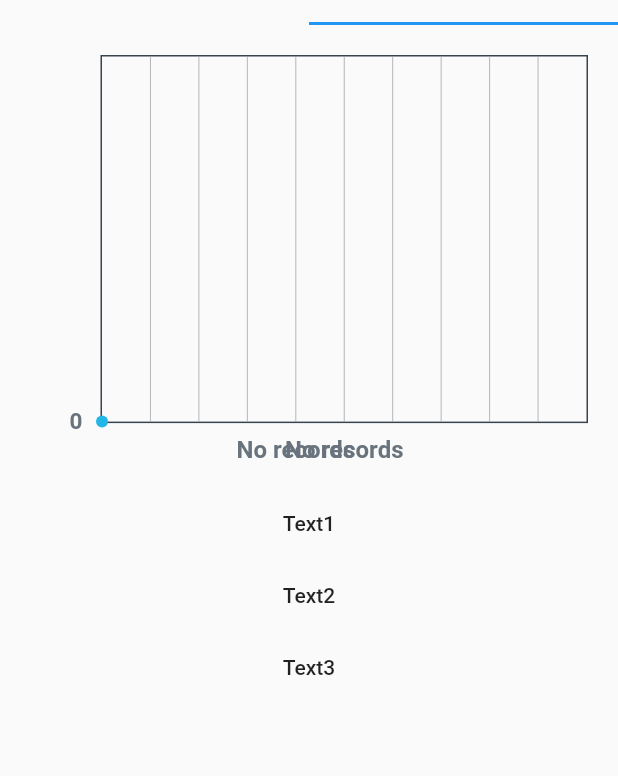
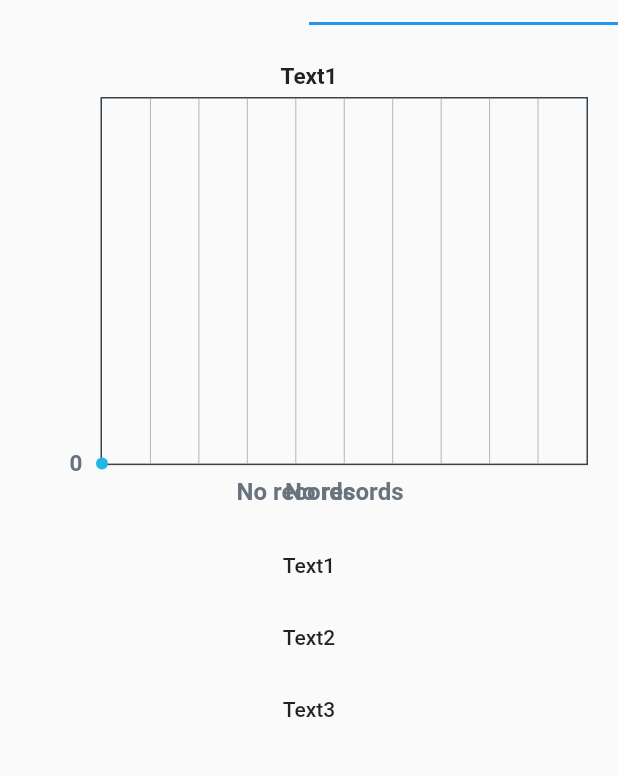
Before and after one commit to DoodlePeach/Number-Application, a Flutter app: the screen it shows after launch, tab 2 chosen, on a phone screen of 412 x 824 dp, the part 119-895 px from its top. Run offline on Flutter 3.47's test engine with Material 2 defaults, Android fonts, the phone set to English and light mode, and no system bars; drawn by our look-alikes of fl_chart; our stand-ins replace fluttertoast, permission_handler, sqflite; accounts and stored records are empty.

Commit message:
Improved the graph's UI.

```diff
--- a/lib/Chart/line_titles.dart
+++ b/lib/Chart/line_titles.dart
@@ -1,9 +1,10 @@
+import 'dart:math';
+
 import 'package:fl_chart/fl_chart.dart';
 import 'package:flutter/material.dart';
 
 class LineTitles {
-
-  static getTitleData(List<String> x,List<String> y) => FlTitlesData(
+  static getTitleData(List<String> x, List<String> y) => FlTitlesData(
         show: true,
         bottomTitles: SideTitles(
           showTitles: true,
@@ -18,8 +19,7 @@ class LineTitles {
               case 2:
                 return x[0];
               case 4:
-            if(x.length>1)
-              return x[1];
+                if (x.length > 1) return x[1];
             }
             return '';
           },
@@ -32,15 +32,20 @@ class LineTitles {
             fontWeight: FontWeight.bold,
             fontSize: 15,
           ),
+          interval: null,
           getTitles: (value) {
-        switch (value.toInt()) {
-          case 0:
-            return "0";
-          default:
-            if(value.toInt()==int.parse(y[0]) || value.toInt()==int.parse(y[1]) || value.toInt()==(int.parse(y[1])-10))
+            // if (value.toInt() == 0) {
+            //   return "0";
+            // } else if (value.toInt() / 2 == 0) {
+            //   return value.toInt().toString();
+            // } else {
+            //   if (value.toInt() == int.parse(y[0]) ||
+            //       value.toInt() == int.parse(y[1]) ||
+            //       value.toInt() == (int.parse(y[1]) - 10))
+            //     return value.toInt().toString();
+            // }
+
             return value.toInt().toString();
-        }
-        return '';
           },
           reservedSize: 35,
           margin: 12,
--- a/lib/models/ChartModel.dart
+++ b/lib/models/ChartModel.dart
@@ -10,6 +10,8 @@ import 'Number.dart';
 class ChartModel extends ChangeNotifier {
   final BuildContext _context;
   Widget chart = Container();
+  String selected = "Text1";
+  String date = "";
 
   ChartModel({context}) : _context = context {
     generateGraph(1);
@@ -78,6 +80,8 @@ class ChartModel extends ChangeNotifier {
       yVal.add("0");
     }
 
+    selected = "Text" + textNumber.toString();
+
     chart = LineChartWidget(spotList: spotList, xValues: xVal, yValues: yVal);
     notifyListeners();
   }
--- a/lib/screens/chart.dart
+++ b/lib/screens/chart.dart
@@ -15,6 +15,13 @@ class ChartPage extends StatelessWidget {
           builder: (context, data, child) {
             return Column(
               children: [
+                Container(
+                  child: Text(
+                    data.selected,
+                    style: TextStyle(fontWeight: FontWeight.bold, fontSize: 15),
+                  ),
+                  padding: EdgeInsets.all(5),
+                ),
                 data.chart,
                 FlatButton(
                   child: Text("Text1"),
```
Lines whose indentation alone changed are shown as unchanged.
